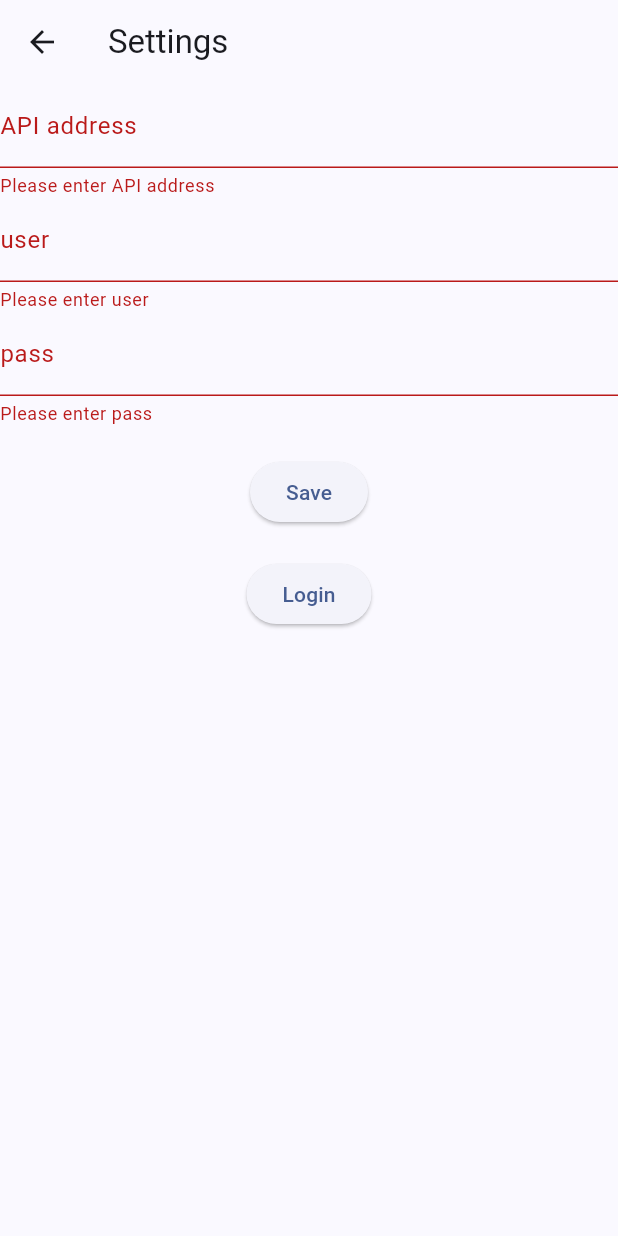
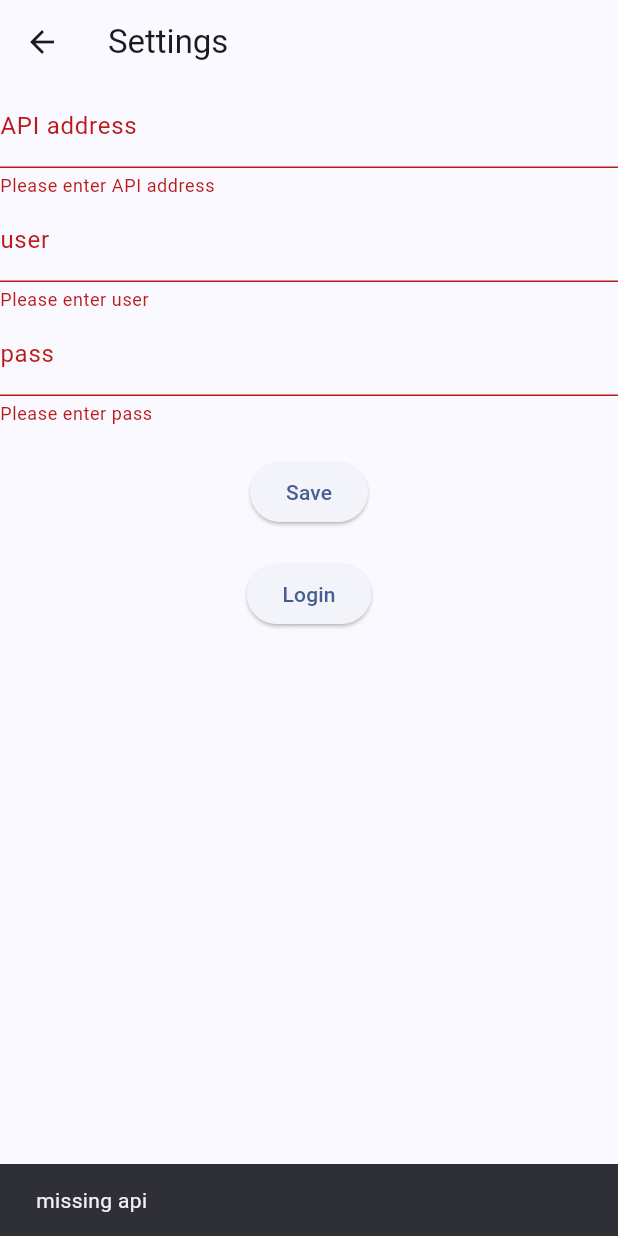
Before and after one commit to stoprain/readify, a Flutter app: the SettingScreen screen opened directly, after a tap on "Save", after a tap on "Login", on a phone screen of 412 x 824 dp. Run offline on Flutter 3.47's test engine with Material 3 defaults, Android fonts, the phone set to English and light mode, and no system bars; our stand-ins replace flutter_widget_from_html, shared_preferences; accounts and stored records are empty.

Commit message:
in progress

```diff
--- a/lib/util/network.dart
+++ b/lib/util/network.dart
@@ -8,61 +8,45 @@ import 'preference.dart';
 import 'package:http/http.dart' as http;
 import 'dart:convert';
 
+enum Op { login, getCategories, getArticle, updateArticle }
+
 class Network {
   static login() async {
-    var api = Preference.getString(Preference.API) ?? '';
-    var user = Preference.getString(Preference.USER) ?? '';
-    var pass = Preference.getString(Preference.PASS) ?? '';
-    var respsone = await http.post(Uri.parse(api),
-        body: jsonEncode(<String, String>{
-          "op": "login",
-          "user": user,
-          "password": pass,
-        }));
+    final res = buildRequest(Op.login);
+    if (res == null) return;
+    var respsone = await http.post(Uri.parse(res.$1), body: res.$2);
+    //TODO error handle
     var json = jsonDecode(respsone.body);
     var session = Session.fromJson(json['content']);
     Preference.setString(Preference.SID, session.session_id);
   }
 
   static Future<List<Category>> getCategories() async {
-    var api = Preference.getString(Preference.API) ?? '';
-    var sid = Preference.getString(Preference.SID) ?? '';
-    var respsone = await http.post(Uri.parse(api),
-        body: jsonEncode(<String, String>{
-          "op": "getCategories",
-          "sid": sid,
-        }));
-
+    final res = buildRequest(Op.getCategories);
+    if (res == null) return [];
+    var respsone = await http.post(Uri.parse(res.$1), body: res.$2);
     var list = validRes(respsone.body) as List<dynamic>;
     List<Category> categoryList =
         list.map((i) => Category.fromJson(i)).toList();
     return categoryList;
   }
 
-  static Future<Article> getArticle(int articleId) async {
-    var api = Preference.getString(Preference.API) ?? '';
-    var sid = Preference.getString(Preference.SID) ?? '';
-    var respsone = await http.post(Uri.parse(api),
-        body: jsonEncode(<String, dynamic>{
-          "sid": sid,
-          "op": "getArticle",
-          "article_id": articleId
-        }));
+  static Future<Article?> getArticle(int articleId) async {
+    final res = buildRequest(Op.getArticle, {"article_id": articleId});
+    if (res == null) return null;
+    var respsone = await http.post(Uri.parse(res.$1), body: res.$2);
     var json = validRes(respsone.body) as List<dynamic>;
     return Article.fromJson(json[0]);
   }
 
   static updateArticle(int articleId) async {
-    var api = Preference.getString(Preference.API) ?? '';
-    var sid = Preference.getString(Preference.SID) ?? '';
-    var respsone = await http.post(Uri.parse(api),
-        body: jsonEncode(<String, dynamic>{
-          "op": "updateArticle",
-          "sid": sid,
-          "mode": 0,
-          "field": 2,
-          "article_ids": articleId,
-        }));
+    final res = buildRequest(Op.updateArticle, {
+      "mode": 0,
+      "field": 2,
+      "article_ids": articleId,
+    });
+    if (res == null) return null;
+    var respsone = await http.post(Uri.parse(res.$1), body: res.$2);
     print(respsone.body);
   }
 
@@ -81,4 +65,43 @@ class Network {
 
     return [];
   }
+
+  static (String, String)? buildRequest(Op op,
+      [Map<String, dynamic> params = const {}]) {
+    final api = Preference.getString(Preference.API) ?? '';
+    if (api.isEmpty) {
+      GloabalSnackBar.show('missing api');
+      return null;
+    }
+    if (op == Op.login) {
+      final user = Preference.getString(Preference.USER) ?? '';
+      final pass = Preference.getString(Preference.PASS) ?? '';
+      if (user.isEmpty || pass.isEmpty) {
+        GloabalSnackBar.show('missing user or pass');
+        return null;
+      }
+      return (
+        api,
+        jsonEncode(<String, String>{
+          "op": op.name,
+          "user": user,
+          "password": pass,
+        })
+      );
+    }
+
+    final sid = Preference.getString(Preference.SID) ?? '';
+    if (sid.isEmpty) {
+      GloabalSnackBar.show('missing sid');
+      return null;
+    }
+
+    return (
+      api,
+      jsonEncode(<String, dynamic>{
+        "op": op.name,
+        "sid": sid,
+      }..addAll(params))
+    );
+  }
 }
```
